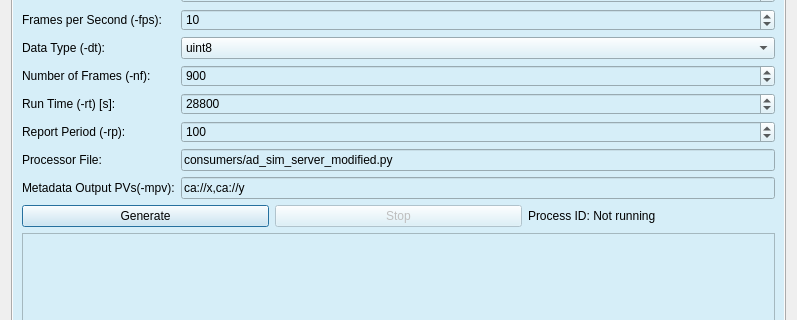
Old version of the form src/dashpva/workflow/workflow.ui in the repository AdvancedPhotonSource/DashPVA; both pictures show x 0 to 797 and y 126 to 446 of the 797 by 797 pixel window.
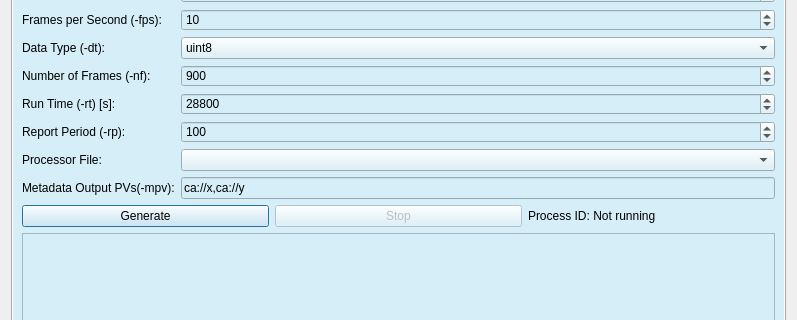
New version of the form. The open tabs and pages were chosen to show the change.

```diff
--- a/src/dashpva/workflow/workflow.ui
+++ b/src/dashpva/workflow/workflow.ui
@@ -172,11 +172,7 @@
           </widget>
          </item>
          <item row="8" column="1">
-          <widget class="QLineEdit" name="lineEditProcessorFileSim">
-           <property name="text">
-            <string>consumers/ad_sim_server_modified.py</string>
-           </property>
-          </widget>
+          <widget class="QComboBox" name="comboBoxProcessorFileSim"/>
          </item>
          <item row="0" column="1">
           <widget class="QLineEdit" name="lineEditInputChannelSim">
```
